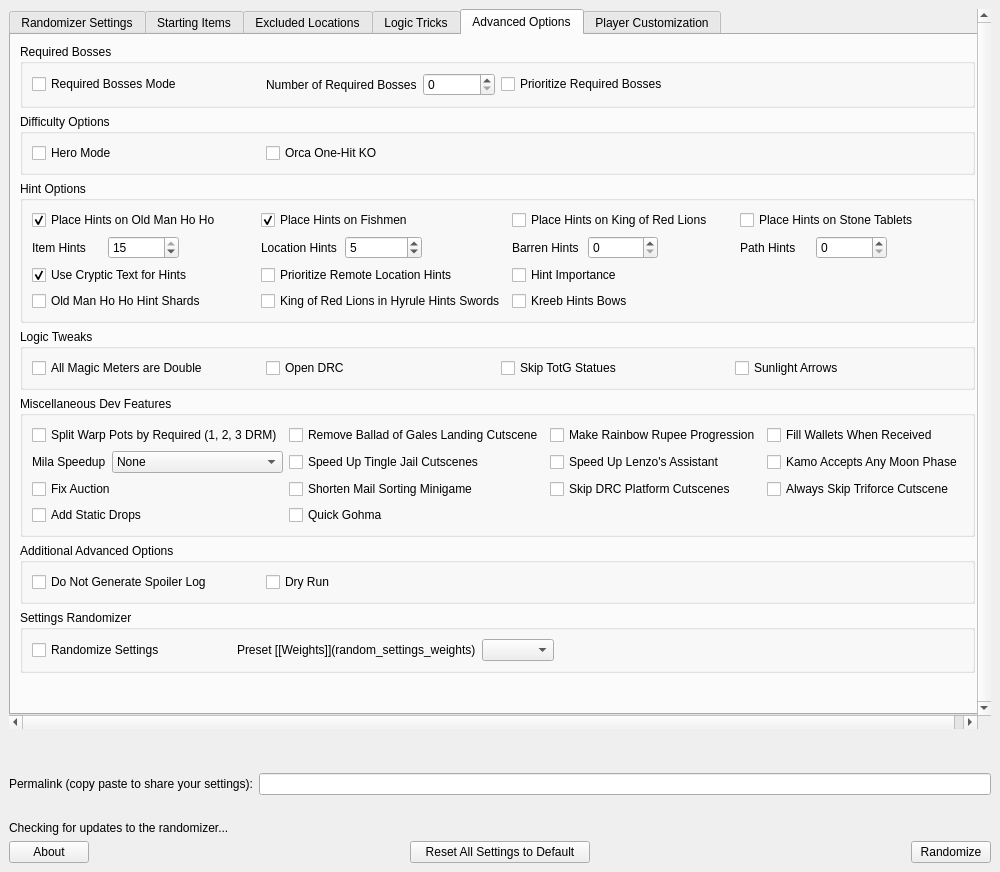
sizival/wwrando, file wwr_ui/randomizer_window.ui: the form before one commit.
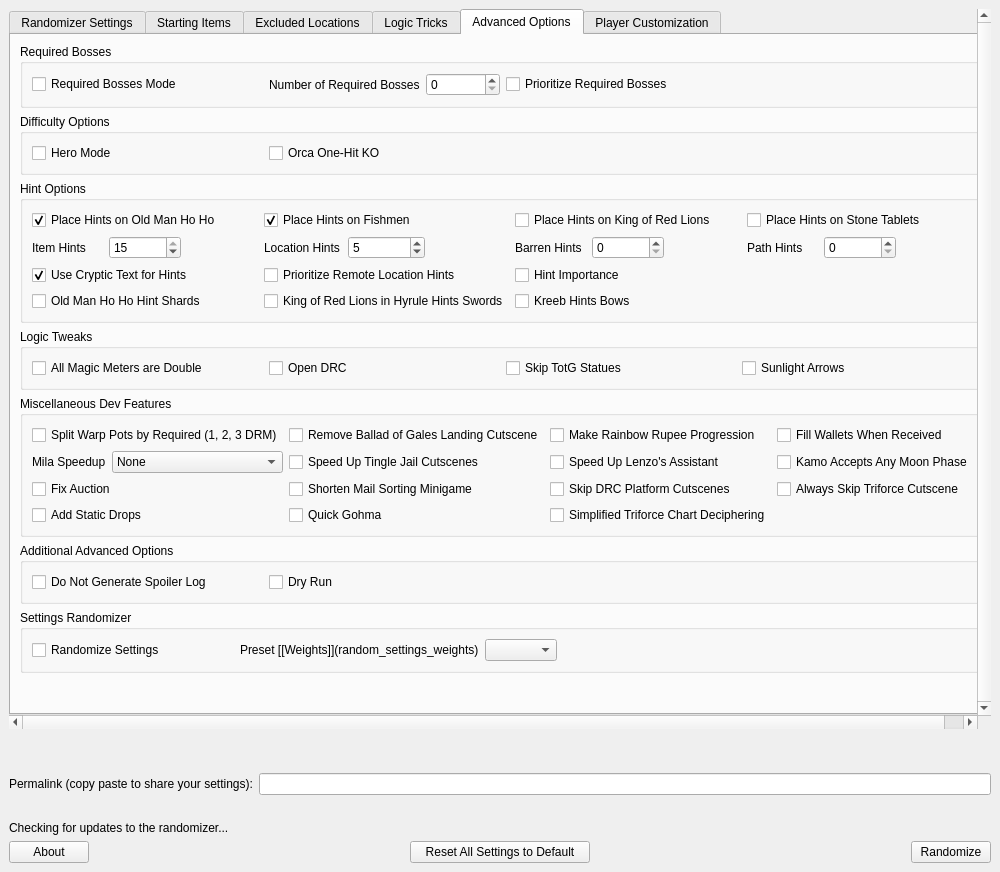
The form after the commit. The open tabs and pages were chosen to show the change. Custom widgets are drawn as their Qt base class.

Commit message: add option to decipher all triforce charts at once

```diff
--- a/wwr_ui/randomizer_window.ui
+++ b/wwr_ui/randomizer_window.ui
@@ -1810,9 +1810,6 @@
                <item row="4" column="3">
                 <widget class="QWidget" name="widget_19" native="true"/>
                </item>
-               <item row="4" column="2">
-                <widget class="QWidget" name="widget_18" native="true"/>
-               </item>
                <item row="1" column="0">
                 <layout class="QHBoxLayout" name="layout_mila_speedup">
                  <item>
@@ -1905,6 +1902,13 @@
                  </property>
                 </widget>
                </item>
+               <item row="4" column="2">
+                <widget class="QCheckBox" name="simplified_triforce_chart_deciphering">
+                 <property name="text">
+                  <string>Simplified Triforce Chart Deciphering</string>
+                 </property>
+                </widget>
+               </item>
                <item row="4" column="0">
                 <widget class="QCheckBox" name="add_drops">
                  <property name="text">
```
Left out of the diff: 1 changed line with no effect on the pictures. The commit also changes 11 other files.
